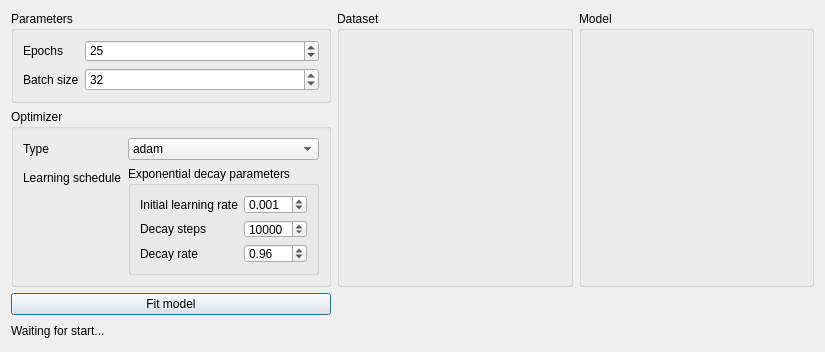
The window that gui/designer/train_wizard.ui (rafalpiwnik/SemanticHashing) describes before a commit, drawn with Qt 5.
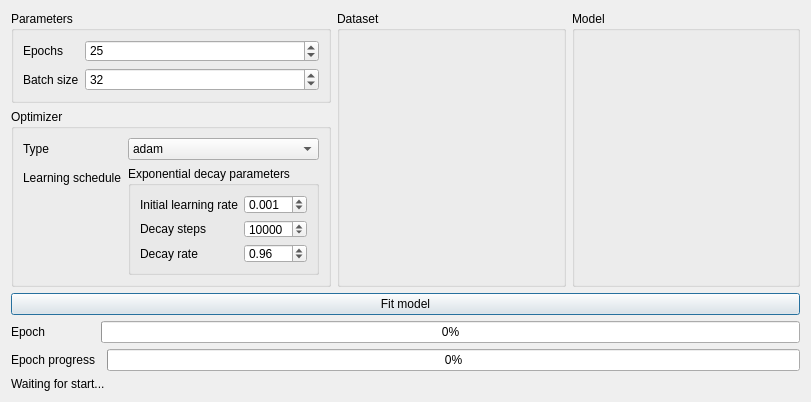
The same window after the commit.

Diff of the .ui file:
```diff
--- a/gui/designer/train_wizard.ui
+++ b/gui/designer/train_wizard.ui
@@ -6,8 +6,8 @@
    <rect>
     <x>0</x>
     <y>0</y>
-    <width>825</width>
-    <height>352</height>
+    <width>811</width>
+    <height>384</height>
    </rect>
   </property>
   <property name="windowTitle">
@@ -231,13 +231,6 @@
      </item>
     </layout>
    </item>
-   <item row="1" column="0">
-    <widget class="QPushButton" name="fitModelButton">
-     <property name="text">
-      <string>Fit model</string>
-     </property>
-    </widget>
-   </item>
    <item row="0" column="1">
     <widget class="QGroupBox" name="datasetGroupbox">
      <property name="title">
@@ -250,10 +243,61 @@
      </layout>
     </widget>
    </item>
-   <item row="2" column="0">
-    <widget class="QLabel" name="statusMessage">
+   <item row="2" column="0" colspan="3">
+    <layout class="QGridLayout" name="gridLayout_2">
+     <item row="1" column="0">
+      <widget class="QLabel" name="label_6">
+       <property name="font">
+        <font>
+         <weight>50</weight>
+         <bold>false</bold>
+        </font>
+       </property>
+       <property name="text">
+        <string>Epoch progress</string>
+       </property>
+      </widget>
+     </item>
+     <item row="1" column="2">
+      <widget class="QProgressBar" name="epochProgbar">
+       <property name="value">
+        <number>0</number>
+       </property>
+       <property name="alignment">
+        <set>Qt::AlignCenter</set>
+       </property>
+      </widget>
+     </item>
+     <item row="2" column="0" colspan="3">
+      <widget class="QLabel" name="statusMessage">
+       <property name="text">
+        <string>Waiting for start...</string>
+       </property>
+      </widget>
+     </item>
+     <item row="0" column="0">
+      <widget class="QLabel" name="label_7">
+       <property name="text">
+        <string>Epoch</string>
+       </property>
+      </widget>
+     </item>
+     <item row="0" column="1" colspan="2">
+      <widget class="QProgressBar" name="learningProgbar">
+       <property name="value">
+        <number>0</number>
+       </property>
+       <property name="alignment">
+        <set>Qt::AlignCenter</set>
+       </property>
+      </widget>
+     </item>
+    </layout>
+   </item>
+   <item row="1" column="0" colspan="3">
+    <widget class="QPushButton" name="fitModelButton">
      <property name="text">
-      <string>Waiting for start...</string>
+      <string>Fit model</string>
      </property>
     </widget>
    </item>
```
